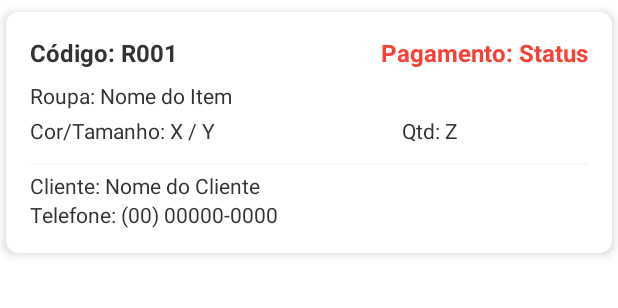
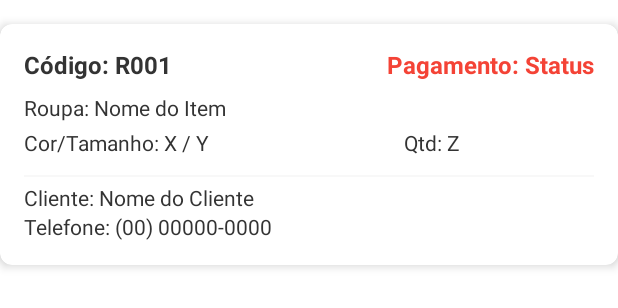
Before and after one commit to VictorHSM24/CatalogoFacil, an Android app: the layout list_item_pedido.xml on its own in the app's theme, with its tools: preview values and no code run, on a phone screen of 412 x 824 dp. Shown: the top 308 px of the screen. Run offline under Robolectric (Android 15) with nearby library versions, the phone set to English and light mode, and no system bars.

Commit message:
Mais algumas melhorias estéticas

```diff
--- a/app/src/main/res/layout/list_item_pedido.xml
+++ b/app/src/main/res/layout/list_item_pedido.xml
@@ -1,14 +1,14 @@
 <?xml version="1.0" encoding="utf-8"?>
-<androidx.cardview.widget.CardView
-    xmlns:android="http://schemas.android.com/apk/res/android"
+<androidx.cardview.widget.CardView xmlns:android="http://schemas.android.com/apk/res/android"
     xmlns:app="http://schemas.android.com/apk/res-auto"
     android:layout_width="match_parent"
     android:layout_height="wrap_content"
-    android:layout_marginHorizontal="4dp"
-    android:layout_marginTop="8dp"
+    android:layout_marginHorizontal="0dp"
+    android:layout_marginTop="16dp"
+    android:layout_marginBottom="16dp"
+    app:cardBackgroundColor="@color/white"
     app:cardCornerRadius="8dp"
-    app:cardElevation="4dp"
-    app:cardBackgroundColor="@color/white">
+    app:cardElevation="4dp">
 
     <LinearLayout
         android:layout_width="match_parent"
@@ -27,9 +27,9 @@
                 android:layout_height="wrap_content"
                 android:layout_alignParentStart="true"
                 android:text="Código: R001"
+                android:textColor="@color/texto_icones"
                 android:textSize="16sp"
-                android:textStyle="bold"
-                android:textColor="@color/texto_icones"/>
+                android:textStyle="bold" />
 
             <TextView
                 android:id="@+id/tvSituacaoPagamento"
@@ -37,24 +37,24 @@
                 android:layout_height="wrap_content"
                 android:layout_alignParentEnd="true"
                 android:text="Pagamento: Status"
+                android:textColor="@color/status_negativo"
                 android:textSize="16sp"
-                android:textStyle="bold"
-                android:textColor="@color/status_negativo"/>
+                android:textStyle="bold" />
         </RelativeLayout>
 
         <TextView
             android:id="@+id/tvNomeRoupa"
             android:layout_width="match_parent"
             android:layout_height="wrap_content"
+            android:layout_marginBottom="4dp"
             android:text="Roupa: Nome do Item"
-            android:textColor="@color/texto_icones"
-            android:layout_marginBottom="4dp"/>
+            android:textColor="@color/texto_icones" />
 
         <LinearLayout
             android:layout_width="match_parent"
             android:layout_height="wrap_content"
-            android:orientation="horizontal"
-            android:layout_marginBottom="8dp">
+            android:layout_marginBottom="8dp"
+            android:orientation="horizontal">
 
             <TextView
                 android:id="@+id/tvDetalhesRoupa"
@@ -62,7 +62,7 @@
                 android:layout_height="wrap_content"
                 android:layout_weight="1"
                 android:text="Cor/Tamanho: X / Y"
-                android:textColor="@color/texto_icones"/>
+                android:textColor="@color/texto_icones" />
 
             <TextView
                 android:id="@+id/tvQuantidade"
@@ -70,28 +70,28 @@
                 android:layout_height="wrap_content"
                 android:layout_weight="0.5"
                 android:text="Qtd: Z"
-                android:textColor="@color/texto_icones"/>
+                android:textColor="@color/texto_icones" />
         </LinearLayout>
 
         <View
             android:layout_width="match_parent"
             android:layout_height="1dp"
-            android:background="@color/fundo_base"
-            android:layout_marginVertical="4dp"/>
+            android:layout_marginVertical="4dp"
+            android:background="@color/fundo_base" />
 
         <TextView
             android:id="@+id/tvNomeCliente"
             android:layout_width="match_parent"
             android:layout_height="wrap_content"
             android:text="Cliente: Nome do Cliente"
-            android:textColor="@color/texto_icones"/>
+            android:textColor="@color/texto_icones" />
 
         <TextView
             android:id="@+id/tvTelefone"
             android:layout_width="match_parent"
             android:layout_height="wrap_content"
             android:text="Telefone: (00) 00000-0000"
-            android:textColor="@color/texto_icones"/>
+            android:textColor="@color/texto_icones" />
 
     </LinearLayout>
 </androidx.cardview.widget.CardView>
--- a/app/src/main/res/values/colors.xml
+++ b/app/src/main/res/values/colors.xml
@@ -2,6 +2,7 @@
 <resources>
     <color name="black">#FF000000</color>
     <color name="white">#FFFFFFFF</color>
+    <color name="hint_cinza">#AAAAAA</color>
 
     <color name="fundo_base">#F8F8F8</color>
     <color name="texto_icones">#333333</color>
```
Also changed, not shown: app/src/main/java/com/example/catalogofacil/ui/CadastroPedidoActivity.java (+7 -4 lines), app/src/main/res/layout/activity_cadastro_pedido.xml (+51 -8 lines), app/src/main/res/layout/activity_visualizar_pedidos.xml (+20 -13 lines), app/src/main/res/layout/spinner_text.xml (added, +9 -0 lines).
